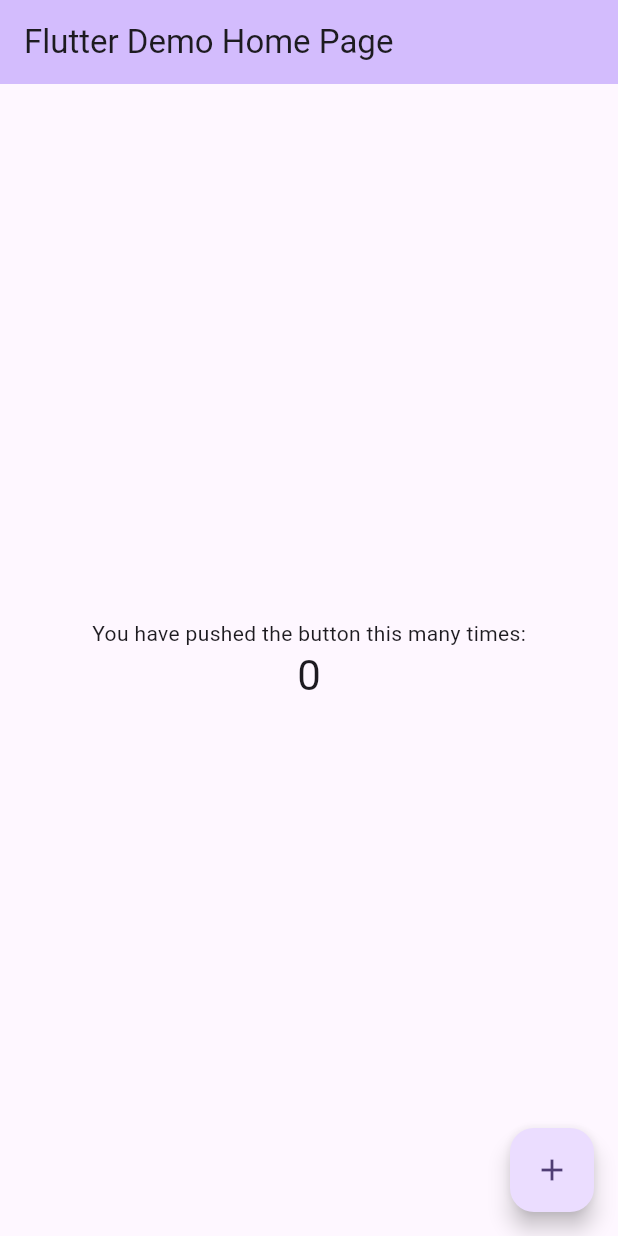
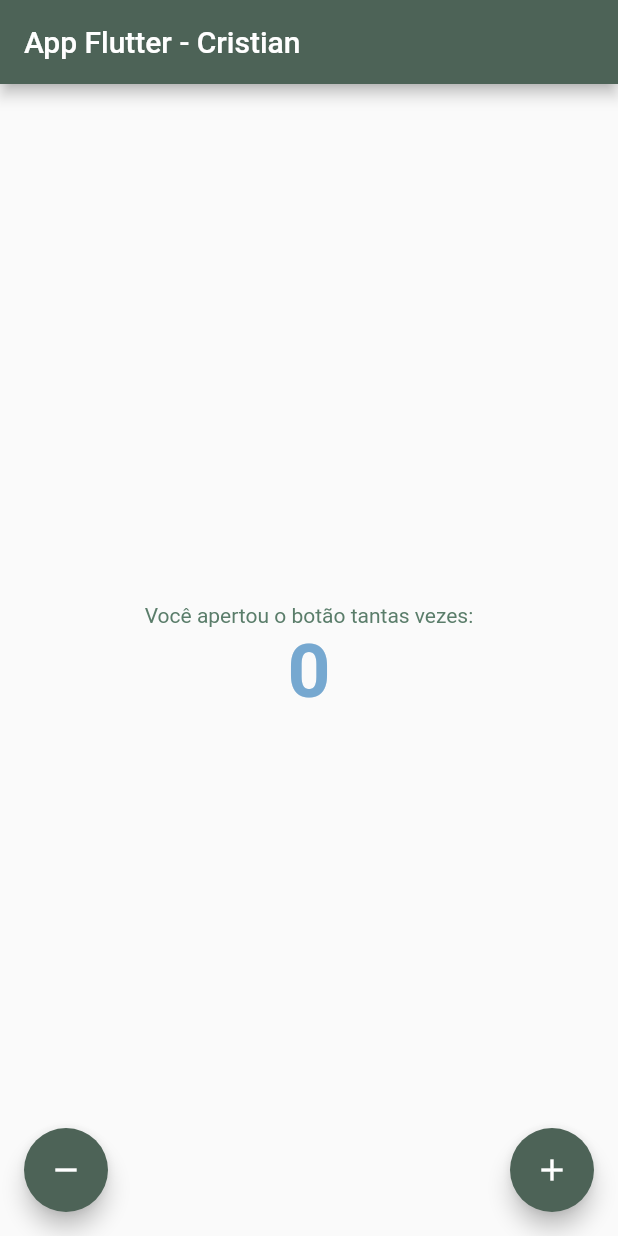
Before and after one commit to cristianventuri/dio-firtsapp-flutter, a Flutter app: the screen it shows after launch, on a phone screen of 412 x 824 dp. Run offline on Flutter 3.47's test engine with Material 2 defaults, Android fonts, the phone set to English and light mode, and no system bars.

Commit message:
Commit alterações

```diff
--- a/lib/main.dart
+++ b/lib/main.dart
@@ -10,43 +10,20 @@
   // This widget is the root of your application.
   @override
   Widget build(BuildContext context) {
+    const colorBackgroundPrimary = Color.fromARGB(255, 90, 125, 106);
     return MaterialApp(
-      title: 'Flutter Demo',
+      title: 'Flutter - Cristian',
       theme: ThemeData(
-        // This is the theme of your application.
-        //
-        // TRY THIS: Try running your application with "flutter run". You'll see
-        // the application has a blue toolbar. Then, without quitting the app,
-        // try changing the seedColor in the colorScheme below to Colors.green
-        // and then invoke "hot reload" (save your changes or press the "hot
-        // reload" button in a Flutter-supported IDE, or press "r" if you used
-        // the command line to start the app).
-        //
-        // Notice that the counter didn't reset back to zero; the application
-        // state is not lost during the reload. To reset the state, use hot
-        // restart instead.
-        //
-        // This works for code too, not just values: Most code changes can be
-        // tested with just a hot reload.
-        colorScheme: ColorScheme.fromSeed(seedColor: Colors.deepPurple),
-        useMaterial3: true,
+        colorScheme: ColorScheme.fromSeed(seedColor: colorBackgroundPrimary),
+        useMaterial3: false,
       ),
-      home: const MyHomePage(title: 'Flutter Demo Home Page'),
+      home: const MyHomePage(title: 'App Flutter - Cristian'),
     );
   }
 }
 
 class MyHomePage extends StatefulWidget {
   const MyHomePage({super.key, required this.title});
-
-  // This widget is the home page of your application. It is stateful, meaning
-  // that it has a State object (defined below) that contains fields that affect
-  // how it looks.
-
-  // This class is the configuration for the state. It holds the values (in this
-  // case the title) provided by the parent (in this case the App widget) and
-  // used by the build method of the State. Fields in a Widget subclass are
-  // always marked "final".
 
   final String title;
 
@@ -59,67 +36,71 @@
 
   void _incrementCounter() {
     setState(() {
-      // This call to setState tells the Flutter framework that something has
-      // changed in this State, which causes it to rerun the build method below
-      // so that the display can reflect the updated values. If we changed
-      // _counter without calling setState(), then the build method would not be
-      // called again, and so nothing would appear to happen.
       _counter++;
+    });
+  }
+
+  void _decrementCounter() {
+    setState(() {
+      _counter--;
     });
   }
 
   @override
   Widget build(BuildContext context) {
-    // This method is rerun every time setState is called, for instance as done
-    // by the _incrementCounter method above.
-    //
-    // The Flutter framework has been optimized to make rerunning build methods
-    // fast, so that you can just rebuild anything that needs updating rather
-    // than having to individually change instances of widgets.
+    const colorBackgroundPrimary = Color.fromARGB(255, 90, 125, 106);
+    const colorTextPrimary = Color.fromARGB(255, 255, 255, 255);
+
     return Scaffold(
         appBar: AppBar(
-        // TRY THIS: Try changing the color here to a specific color (to
-        // Colors.amber, perhaps?) and trigger a hot reload to see the AppBar
-        // change color while the other colors stay the same.
-        backgroundColor: Theme.of(context).colorScheme.inversePrimary,
-        // Here we take the value from the MyHomePage object that was created by
-        // the App.build method, and use it to set our appbar title.
-        title: Text(widget.title),
+          backgroundColor: Theme.of(context).colorScheme.secondary,
+          title: Text(
+            widget.title,
+            style: const TextStyle(
+              color: colorTextPrimary,
+            ),
+          ),
         ),
         body: Center(
-        // Center is a layout widget. It takes a single child and positions it
-        // in the middle of the parent.
           child: Column(
-          // Column is also a layout widget. It takes a list of children and
-          // arranges them vertically. By default, it sizes itself to fit its
-          // children horizontally, and tries to be as tall as its parent.
-          //
-          // Column has various properties to control how it sizes itself and
-          // how it positions its children. Here we use mainAxisAlignment to
-          // center the children vertically; the main axis here is the vertical
-          // axis because Columns are vertical (the cross axis would be
-          // horizontal).
-          //
-          // TRY THIS: Invoke "debug painting" (choose the "Toggle Debug Paint"
-          // action in the IDE, or press "p" in the console), to see the
-          // wireframe for each widget.
             mainAxisAlignment: MainAxisAlignment.center,
             children: <Widget>[
               const Text(
-              'You have pushed the button this many times:',
+                'Você apertou o botão tantas vezes:',
+                style: TextStyle(color: colorBackgroundPrimary),
               ),
               Text(
                 '$_counter',
-              style: Theme.of(context).textTheme.headlineMedium,
+                style: const TextStyle(
+                    color: Color.fromARGB(255, 118, 168, 208),
+                    fontSize: 50,
+                    fontWeight: FontWeight.w700),
               ),
             ],
           ),
         ),
-      floatingActionButton: FloatingActionButton(
+        floatingActionButton: Stack(
+          children: <Widget>[
+            Align(
+              alignment: Alignment.bottomRight,
+              child: FloatingActionButton(
                 onPressed: _incrementCounter,
-        tooltip: 'Increment',
+                tooltip: 'Incrementar',
                 child: const Icon(Icons.add),
-      ), // This trailing comma makes auto-formatting nicer for build methods.
-    );
+              ),
+            ),
+            Padding(
+              padding: const EdgeInsets.only(left: 32),
+              child: Align(
+                alignment: Alignment.bottomLeft,
+                child: FloatingActionButton(
+                  onPressed: _decrementCounter,
+                  tooltip: 'Decrementar',
+                  child: const Icon(Icons.remove),
+                ),
+              ),
+            ),
+          ],
+        ));
   }
 }
```
Lines whose indentation alone changed are shown as unchanged.
